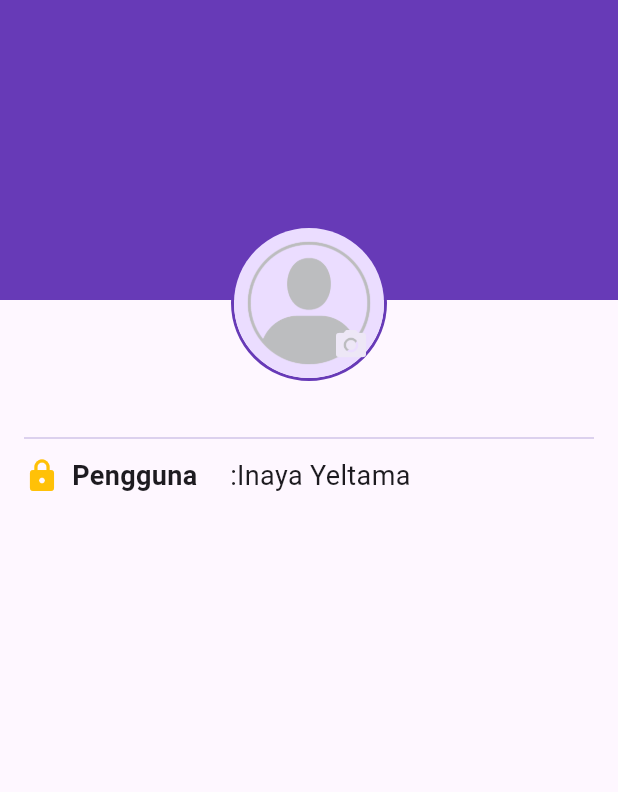
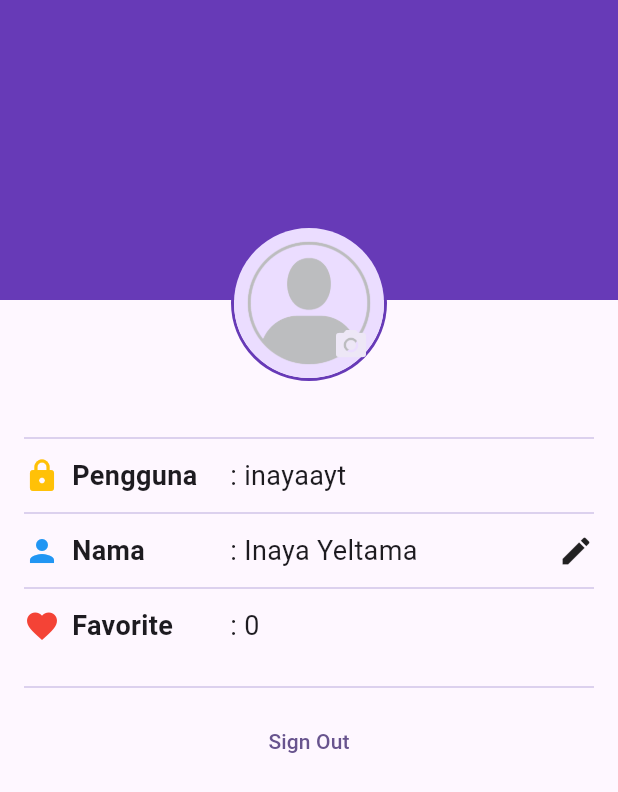
Before and after one commit to 2024-2025-Gasal-PABI-SI5B/project-wisata-candi-si5b-inayaYeltama, a Flutter app: the screen it shows after launch, on a phone screen of 412 x 824 dp. Shown: the top 792 px of the screen. Run offline on Flutter 3.47's test engine with Material 3 defaults, Android fonts, the phone set to English and light mode, and no system bars; our stand-ins replace cached_network_image.

Commit message:
update screen

```diff
--- a/candi/lib/screens/profile_screen.dart
+++ b/candi/lib/screens/profile_screen.dart
@@ -10,10 +10,23 @@ class ProfileScreen extends StatefulWidget {
 class _ProfileScreenState extends State<ProfileScreen> {
   // TODO: 1. Deklarasikan variabel yang dibutuhkan
   bool isSignedIn = true;
-  String fullName = '';
-  String userName = 'Inaya Yeltama';
+  String fullName = 'Inaya Yeltama';
+  String userName = 'inayaayt';
   int favoriteCandiCount = 0;
 
+  //  TODO : 5. Implementasi fungsi SignIn
+  void SignIn(){
+    setState(() {
+      isSignedIn = !isSignedIn;
+    });
+  }
+
+  // TODO: 6. Implementasi fungsi SignOut
+  void signout(){
+    setState((){
+    isSignedIn = !isSignedIn;
+    });
+  }
   @override
   Widget build(BuildContext context) {
     return Scaffold(
@@ -63,6 +76,7 @@ class _ProfileScreenState extends State<ProfileScreen> {
                   ),
                 ),
                 // TODO: 3. Buat bagian Profile Info (isinya info profil)
+                // Baris 1 Pengguna
                 const SizedBox(
                   height: 30,
                 ),
@@ -75,35 +89,136 @@ class _ProfileScreenState extends State<ProfileScreen> {
                 Row(
                   children: [
                     SizedBox(
-                      width: MediaQuery.of(context).size.width /3,
+                      width: MediaQuery.of(context).size.width / 3,
                       child: Row(
                         children: [
                           const Icon(
                             Icons.lock,
                             color: Colors.amber,
                           ),
-                          SizedBox(
+                          const SizedBox(
                             width: 8,
                           ),
-                            Text(
+                          const Text(
                             'Pengguna',
                             style: TextStyle(
                               fontSize: 18,
                               fontWeight: FontWeight.bold,
                             ),
-                            )
+                          ),
                         ],
                       ),
                     ),
                     Expanded(
                       child: Text(
-                      ':$userName',
-                    style: TextStyle(fontSize: 18),
-                    ))
-
+                        ': $userName',
+                        style: const TextStyle(fontSize: 18),
+                      ),
+                    ),
+                  ],
+                ),
+                // Baris 2 Nama
+                const SizedBox(
+                  height: 4,
+                ),
+                Divider(
+                  color: Colors.deepPurple[100],
+                ),
+                const SizedBox(
+                  height: 4,
+                ),
+                Row(
+                  children: [
+                    SizedBox(
+                      width: MediaQuery.of(context).size.width / 3,
+                      child: Row(
+                        children: [
+                          const Icon(
+                            Icons.person,
+                            color: Colors.blue,
+                          ),
+                          const SizedBox(
+                            width: 8,
+                          ),
+                          const Text(
+                            'Nama',
+                            style: TextStyle(
+                              fontSize: 18,
+                              fontWeight: FontWeight.bold,
+                            ),
+                          ),
+                        ],
+                      ),
+                    ),
+                    Expanded(
+                      child: Text(
+                        ': $fullName',
+                        style: const TextStyle(fontSize: 18),
+                      ),
+                    ),
+                    if (isSignedIn) const Icon(Icons.edit),
+                  ],
+                ),
+                // Baris 3 Favorite
+                const SizedBox(
+                  height: 4,
+                ),
+                Divider(
+                  color: Colors.deepPurple[100],
+                ),
+                const SizedBox(
+                  height: 4,
+                ),
+                Row(
+                  children: [
+                    SizedBox(
+                      width: MediaQuery.of(context).size.width / 3,
+                      child: Row(
+                        children: [
+                          const Icon(
+                            Icons.favorite,
+                            color: Colors.red,
+                          ),
+                          const SizedBox(
+                            width: 8,
+                          ),
+                          const Text(
+                            'Favorite',
+                            style: TextStyle(
+                              fontSize: 18,
+                              fontWeight: FontWeight.bold,
+                            ),
+                          ),
+                        ],
+                      ),
+                    ),
+                    Expanded(
+                      child: Text(
+                        ': $favoriteCandiCount',
+                        style: const TextStyle(fontSize: 18),
+                      ),
+                    ),
                   ],
                 ),
                 // TODO: 4. Buat bagian Profile Action (isinya tombol signin/signout)
+                const SizedBox(
+                  height: 20,
+                ),
+                Divider(
+                  color: Colors.deepPurple[100],
+                ),
+                const SizedBox(
+                  height: 4,
+                ),
+                isSignedIn
+                    ? TextButton(
+                        onPressed: signout,
+                        child: const Text('Sign Out'),
+                      )
+                    : TextButton(
+                        onPressed: SignIn,
+                        child: const Text('Sign In'),
+                      ),
               ],
             ),
           ),
```
Lines whose indentation alone changed are shown as unchanged.
